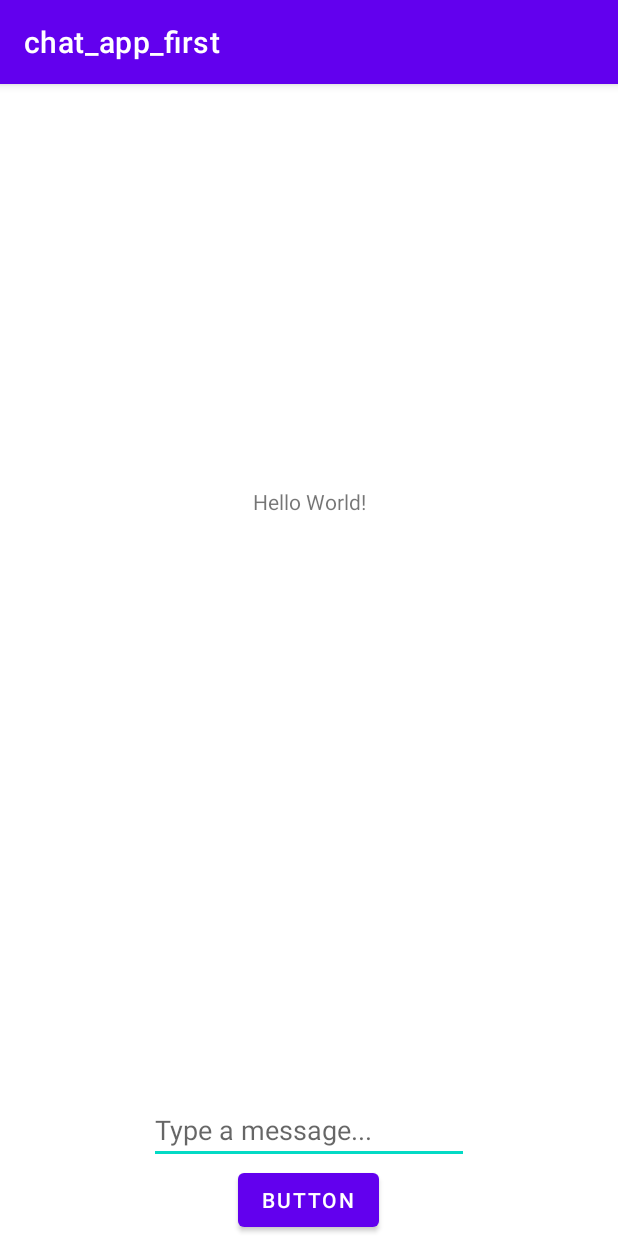
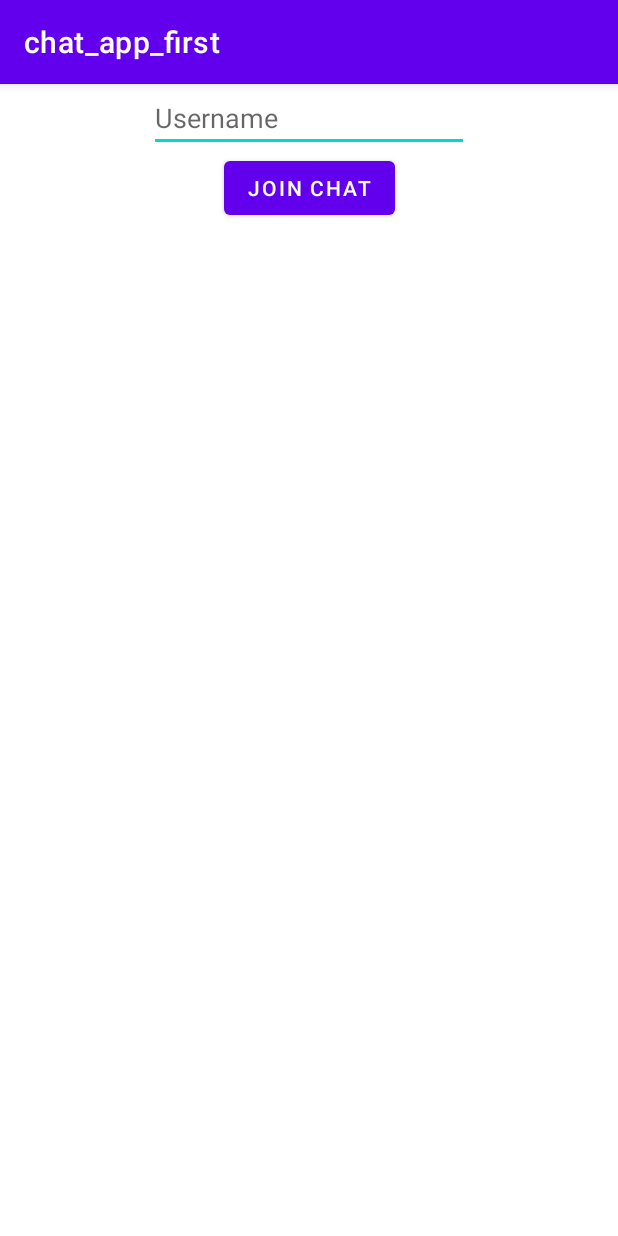
Before and after one commit to HeyJOe03/kotlin_test_social_tcp, an Android app: the screen it shows after launch (MainActivity), on a phone screen of 412 x 824 dp. Run offline under Robolectric (Android 15) with nearby library versions, the phone set to English and light mode, and no system bars; libraries missing offline, so code that uses them is left out: io.socket.client; 4 statements that could not run were skipped.

Commit message:
now two users can talk each others

```diff
--- a/CLIENT/app/src/main/res/layout/activity_main.xml
+++ b/CLIENT/app/src/main/res/layout/activity_main.xml
@@ -8,20 +8,24 @@
 
     <TextView
         android:id="@+id/txt_message"
-        android:layout_width="wrap_content"
+        android:layout_width="match_parent"
         android:layout_height="wrap_content"
+        android:minHeight="100dp"
+        android:textSize="20sp"
+        android:visibility="gone"
         android:text="Hello World!"
         app:layout_constraintBottom_toBottomOf="parent"
         app:layout_constraintLeft_toLeftOf="parent"
         app:layout_constraintRight_toRightOf="parent"
         app:layout_constraintTop_toTopOf="parent"
-        app:layout_constraintVertical_bias="0.359" />
+        app:layout_constraintVertical_bias="0.439" />
 
     <Button
         android:id="@+id/btn_send"
         android:layout_width="wrap_content"
         android:layout_height="wrap_content"
-        android:text="Button"
+        android:text="send message"
+        android:visibility="gone"
         app:layout_constraintBottom_toBottomOf="parent"
         app:layout_constraintEnd_toEndOf="parent"
         app:layout_constraintHorizontal_bias="0.498"
@@ -34,8 +38,41 @@
         android:ems="10"
         android:inputType="textPersonName"
         android:hint="Type a message..."
+        android:visibility="gone"
         app:layout_constraintBottom_toTopOf="@+id/btn_send"
         app:layout_constraintEnd_toEndOf="parent"
         app:layout_constraintStart_toStartOf="parent" />
 
+    <EditText
+        android:id="@+id/edt_username"
+        android:layout_width="wrap_content"
+        android:layout_height="wrap_content"
+        android:ems="10"
+        android:hint="Username"
+        android:inputType="textPersonName"
+        app:layout_constraintEnd_toEndOf="parent"
+        app:layout_constraintStart_toStartOf="parent"
+        app:layout_constraintTop_toTopOf="parent" />
+
+    <Button
+        android:id="@+id/btn_join_chat"
+        android:layout_width="wrap_content"
+        android:layout_height="wrap_content"
+        android:text="join chat"
+        app:layout_constraintEnd_toEndOf="@+id/edt_username"
+        app:layout_constraintStart_toStartOf="@+id/edt_username"
+        app:layout_constraintTop_toBottomOf="@+id/edt_username" />
+
+    <EditText
+        android:id="@+id/edt_to"
+        android:textSize="24dp"
+        android:visibility="gone"
+        android:gravity="center_horizontal|center_vertical"
+        android:layout_width="300dp"
+        android:layout_height="50dp"
+        android:hint="username to"
+        app:layout_constraintEnd_toEndOf="parent"
+        app:layout_constraintStart_toStartOf="parent"
+        app:layout_constraintTop_toBottomOf="@+id/btn_join_chat" />
+
 </androidx.constraintlayout.widget.ConstraintLayout>
```
Also changed, not shown: CLIENT/app/src/main/java/org/altervista/carminati/chat_app_first/MainActivity.kt (+19 -6 lines), 1 other file.
